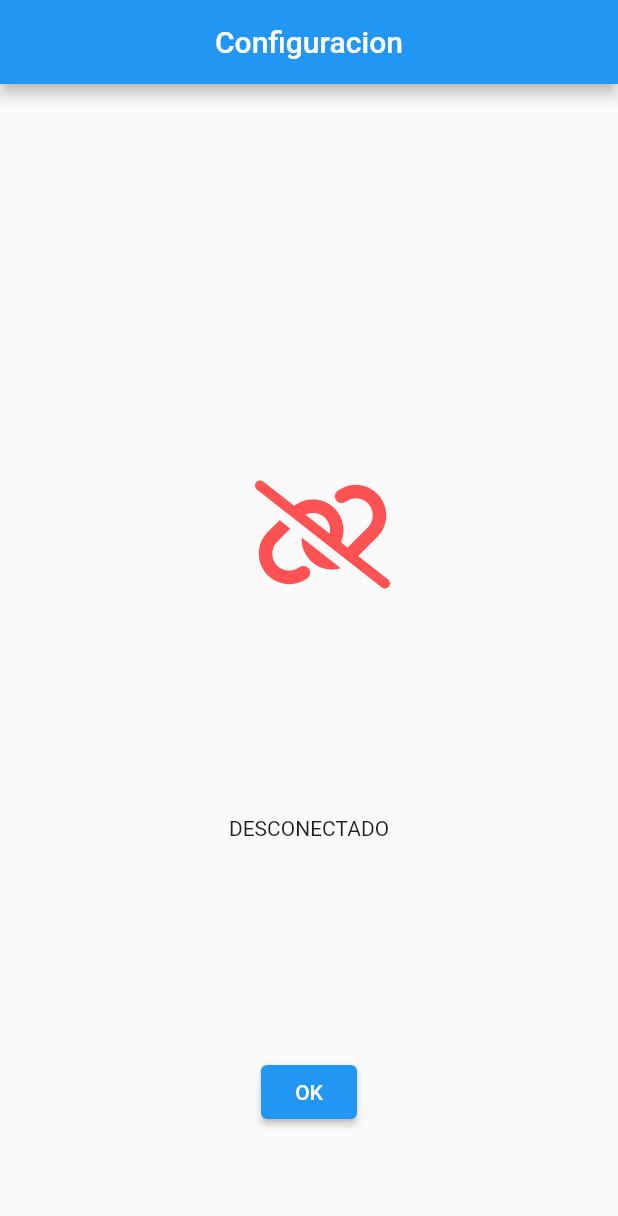
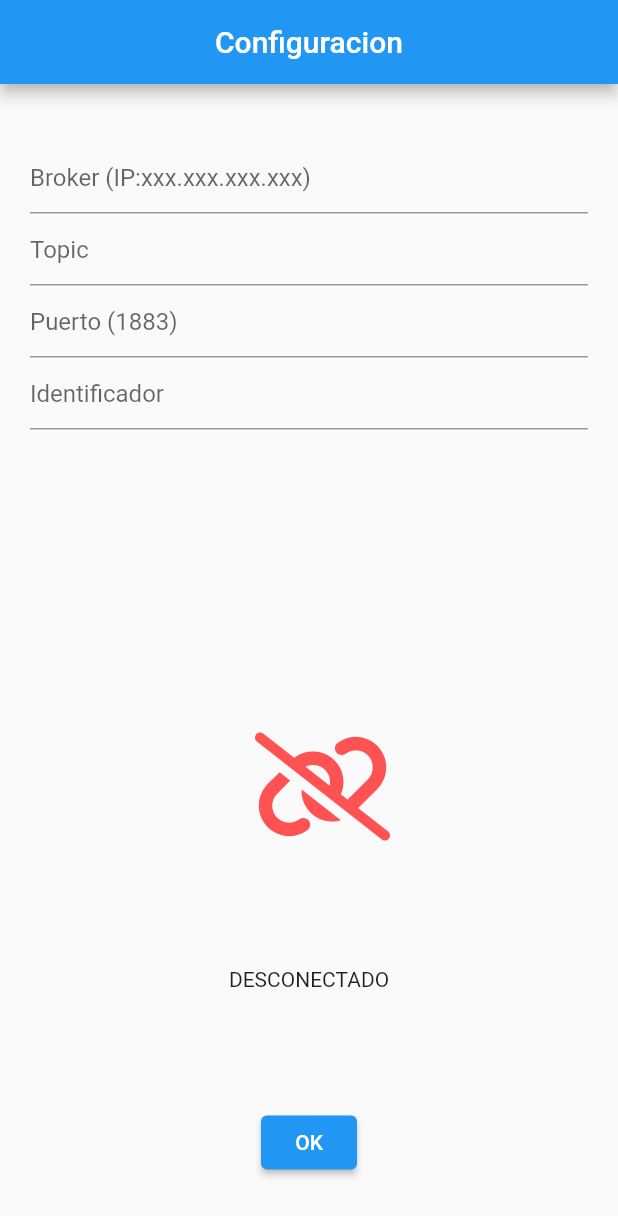
Before and after one commit to Guzzizander/mqtt_control_2, a Flutter app: the screen it shows after launch, on a phone screen of 412 x 824 dp. Shown: the top 1216 px of the screen. Run offline on Flutter 3.47's test engine with Material 2 defaults, Android fonts, the phone set to English and light mode, and no system bars; our stand-ins replace font_awesome_flutter; missing offline and left inert: mqtt_client.

Commit message:
Añadidos widgets de texto en la pantalla de configuracion

```diff
--- a/lib/configuracion.dart
+++ b/lib/configuracion.dart
@@ -27,13 +27,32 @@ class _Configuracion extends State<Configuracion> {
         child: Column(
           mainAxisAlignment: MainAxisAlignment.spaceAround,
           children: <Widget>[
+            Container(
+              padding: EdgeInsets.fromLTRB(20, 0, 20, 0),
+              child: Column(
+                  //mainAxisAlignment: MainAxisAlignment.spaceAround,
+                  children: <Widget>[
+                    TextField(
+                      decoration: InputDecoration(
+                          hintText: 'Broker (IP:xxx.xxx.xxx.xxx)'),
+                    ),
+                    TextField(
+                      decoration: InputDecoration(hintText: 'Topic'),
+                    ),
+                    TextField(
+                      decoration: InputDecoration(hintText: 'Puerto (1883)'),
+                    ),
+                    TextField(
+                      decoration: InputDecoration(hintText: 'Identificador'),
+                    ),
+                  ]),
+            ),
             SizedBox(
               height: 40,
             ),
             // Boton de conexion/desconexion
             IconButton(
               iconSize: 72,
-              //icon: FaIcon((FontAwesomeIcons.link), color: _iconColor),
               icon: vars.estado
                   ? FaIcon((FontAwesomeIcons.link), color: _iconColor)
                   : FaIcon((FontAwesomeIcons.linkSlash), color: _iconColor),
```
